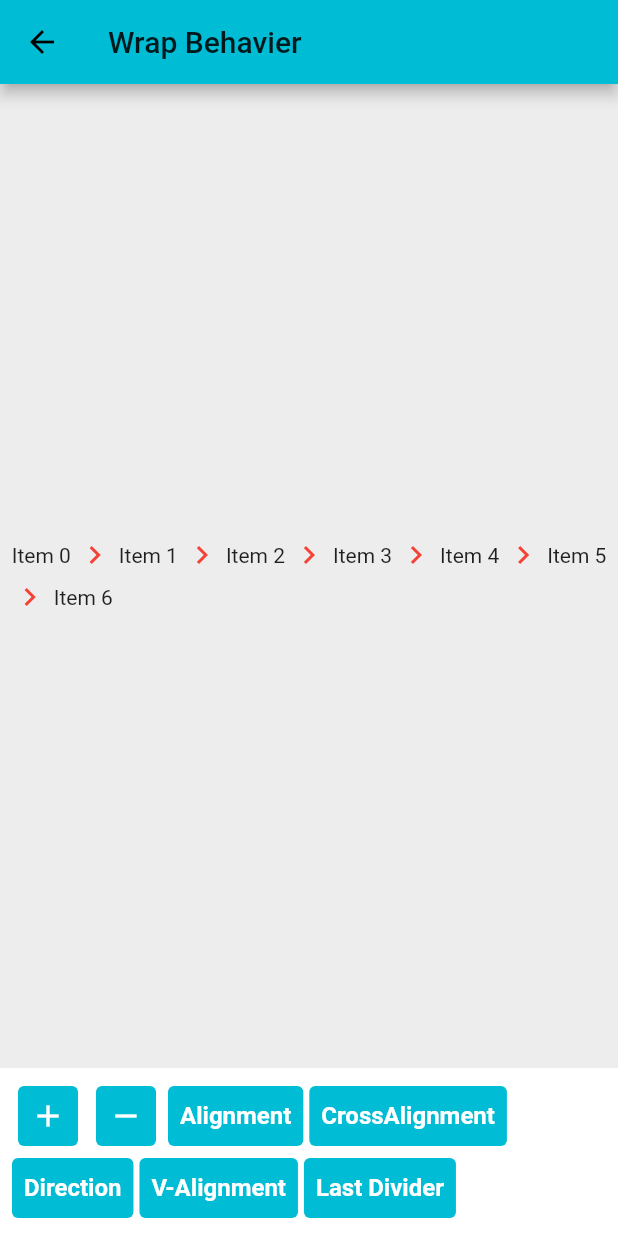
After one commit to payam-zahedi/flutter_breadcrumb, a Flutter app: the screen it shows after launch, after a tap on "Wrap Behavier", on a phone screen of 412 x 824 dp. The commit adds this screen. Run offline on Flutter 3.47's test engine with Material 2 defaults, Android fonts, the phone set to English and light mode, and no system bars.

Commit message:
WrapBehavior screen Added to example

```diff
--- a/example/lib/screen/home.dart
+++ b/example/lib/screen/home.dart
@@ -1,5 +1,6 @@
 import 'package:example/res/res.dart';
 import 'package:example/screen/showcase.dart';
+import 'package:example/screen/wrap_behavior.dart';
 import 'package:flutter/material.dart';
 
 class Home extends StatelessWidget {
@@ -13,7 +14,7 @@ class Home extends StatelessWidget {
         padding: EdgeInsets.all(8),
         children: <Widget>[
           HomeCard(
-            title: 'ShowCases',
+            title: ExampleStrings.showcases,
             subTitle: 'Checkout Showcases that may be usefull for you',
             onTap: () {
               Navigator.push(
@@ -25,10 +26,17 @@ class Home extends StatelessWidget {
             },
           ),
           HomeCard(
-            title: 'Wrap Behavior',
+            title: ExampleStrings.wrapBehavior,
             subTitle:
                 'This example will help you to undestand how wrap overflow behavior works',
-            onTap: () {},
+            onTap: () {
+              Navigator.push(
+                context,
+                MaterialPageRoute(
+                  builder: (context) => WrapBehavior(),
+                ),
+              );
+            },
           ),
           HomeCard(
             title: 'Scroll Behavior',
--- /dev/null
+++ b/example/lib/screen/wrap_behavior.dart
@@ -0,0 +1,146 @@
+import 'package:example/res/res.dart';
+import 'package:flutter/material.dart';
+import 'package:flutter_breadcrumb/flutter_breadcrumb.dart';
+
+class WrapBehavior extends StatefulWidget {
+  @override
+  _WrapBehaviorState createState() => _WrapBehaviorState();
+}
+
+class _WrapBehaviorState extends State<WrapBehavior> {
+  int _itemCount = 7;
+
+  bool _isHorizontal = true;
+
+  int _alignment = 0;
+
+  int _crossAlignment = 2;
+
+  int _verticalDirection = 1;
+
+  double _runSpacing = 4;
+  double _spacing = 4;
+
+  bool _lastDivider = false;
+
+  @override
+  Widget build(BuildContext context) {
+    return Scaffold(
+      appBar: AppBar(
+        title: Text(ExampleStrings.wrapBehavior),
+      ),
+      body: Container(
+        alignment: Alignment.center,
+        child: BreadCrumb.builder(
+          itemCount: _itemCount,
+          builder: (index) {
+            return BreadCrumbItem(content: Text('Item $index'), onTap: () {});
+          },
+          divider: Icon(
+            Icons.chevron_right,
+            color: Colors.red,
+          ),
+          overflow: WrapOverflow(
+            direction: _isHorizontal ? Axis.horizontal : Axis.vertical,
+            alignment: WrapAlignment.values[_alignment],
+            crossAxisAlignment: WrapCrossAlignment.values[_crossAlignment],
+            verticalDirection: VerticalDirection.values[_verticalDirection],
+            runSpacing: _runSpacing,
+            spacing: _spacing,
+            keepLastDivider: _lastDivider,
+          ),
+        ),
+      ),
+      bottomNavigationBar: Container(
+        padding: EdgeInsets.symmetric(horizontal: 8, vertical: 8),
+        width: double.infinity,
+        color: Colors.white,
+        child: Wrap(
+          spacing: 4,
+          children: <Widget>[
+            FlatButton(
+              child: Icon(Icons.add),
+              color: ExampleColors.primary,
+              onPressed: () {
+                if (_itemCount < 20) {
+                  setState(() {
+                    _itemCount++;
+                  });
+                }
+              },
+            ),
+            FlatButton(
+              child: Icon(Icons.remove),
+              color: ExampleColors.primary,
+              onPressed: () {
+                if (_itemCount > 0) {
+                  setState(() {
+                    _itemCount--;
+                  });
+                }
+              },
+            ),
+            FlatButton(
+              child: Text('Alignment'),
+              color: ExampleColors.primary,
+              onPressed: () {
+                setState(() {
+                  if (_alignment < WrapAlignment.values.length - 1) {
+                    _alignment++;
+                  } else {
+                    _alignment = 0;
+                  }
+                });
+              },
+            ),
+            FlatButton(
+              child: Text('CrossAlignment'),
+              color: ExampleColors.primary,
+              onPressed: () {
+                setState(() {
+                  if (_crossAlignment < WrapCrossAlignment.values.length - 1) {
+                    _crossAlignment++;
+                  } else {
+                    _crossAlignment = 0;
+                  }
+                });
+              },
+            ),
+            FlatButton(
+              child: Text('Direction'),
+              color: ExampleColors.primary,
+              onPressed: () {
+                setState(() {
+                  _isHorizontal = !_isHorizontal;
+                });
+              },
+            ),
+            FlatButton(
+              child: Text('V-Alignment'),
+              color: ExampleColors.primary,
+              onPressed: () {
+                setState(() {
+                  if (_verticalDirection <
+                      VerticalDirection.values.length - 1) {
+                    _verticalDirection++;
+                  } else {
+                    _verticalDirection = 0;
+                  }
+                });
+              },
+            ),
+            FlatButton(
+              child: Text('Last Divider'),
+              color: ExampleColors.primary,
+              onPressed: () {
+                setState(() {
+                  _lastDivider = !_lastDivider;
+                });
+              },
+            ),
+          ],
+        ),
+      ),
+    );
+  }
+}
```
